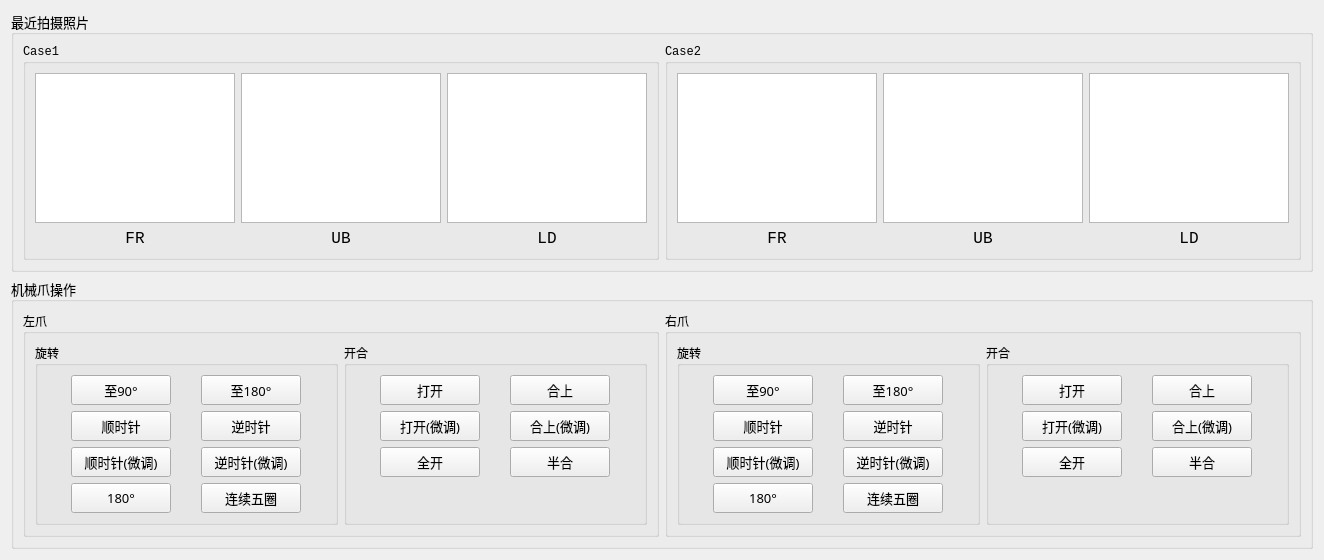
Above: CubicExplorerWithQt/DebugWidget.ui from KazeLv/CubeExplorer_2.0 before the change. Below: the same form after it.
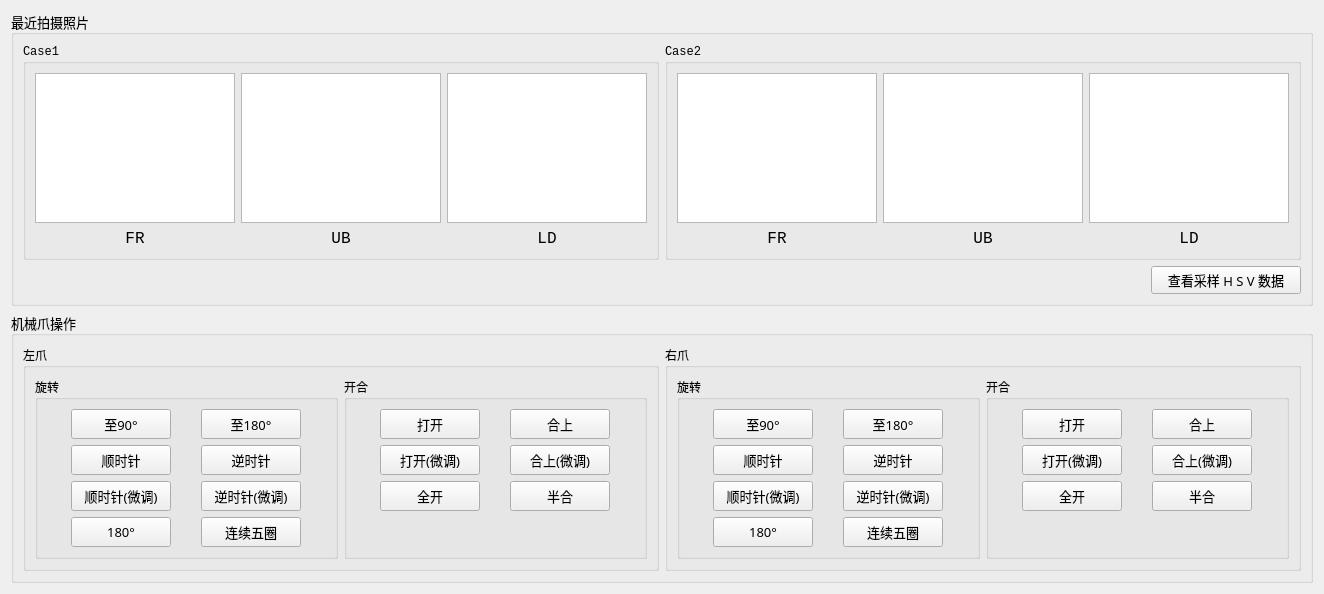
That is the form after the change.

Commit message: 添加采样数据记录模块，每次识别后可以查看此次采样图片并查看对应的HSV数据。修复了case1特殊块遗漏的BUG

The edit to the form file:
```diff
--- a/CubicExplorerWithQt/DebugWidget.ui
+++ b/CubicExplorerWithQt/DebugWidget.ui
@@ -6,8 +6,8 @@
    <rect>
     <x>0</x>
     <y>0</y>
-    <width>1320</width>
-    <height>534</height>
+    <width>1322</width>
+    <height>550</height>
    </rect>
   </property>
   <property name="windowTitle">
@@ -25,6 +25,8 @@
      <property name="title">
       <string>最近拍摄照片</string>
      </property>
+     <layout class="QVBoxLayout" name="verticalLayout_8">
+      <item>
      <layout class="QHBoxLayout" name="horizontalLayout_3">
       <item>
        <widget class="QGroupBox" name="groupBox_case1">
@@ -283,6 +285,47 @@
          </item>
         </layout>
        </widget>
+        </item>
+       </layout>
+      </item>
+      <item>
+       <layout class="QHBoxLayout" name="horizontalLayout_6">
+        <item>
+         <spacer name="horizontalSpacer">
+          <property name="orientation">
+           <enum>Qt::Horizontal</enum>
+          </property>
+          <property name="sizeHint" stdset="0">
+           <size>
+            <width>40</width>
+            <height>20</height>
+           </size>
+          </property>
+         </spacer>
+        </item>
+        <item>
+         <widget class="QPushButton" name="btn_showLastSample">
+          <property name="minimumSize">
+           <size>
+            <width>150</width>
+            <height>0</height>
+           </size>
+          </property>
+          <property name="maximumSize">
+           <size>
+            <width>150</width>
+            <height>30</height>
+           </size>
+          </property>
+          <property name="layoutDirection">
+           <enum>Qt::LeftToRight</enum>
+          </property>
+          <property name="text">
+           <string>查看采样 H S V 数据</string>
+          </property>
+         </widget>
+        </item>
+       </layout>
       </item>
      </layout>
     </widget>
```
Lines whose indentation alone changed are shown as unchanged. The commit also changes 12 other files.
